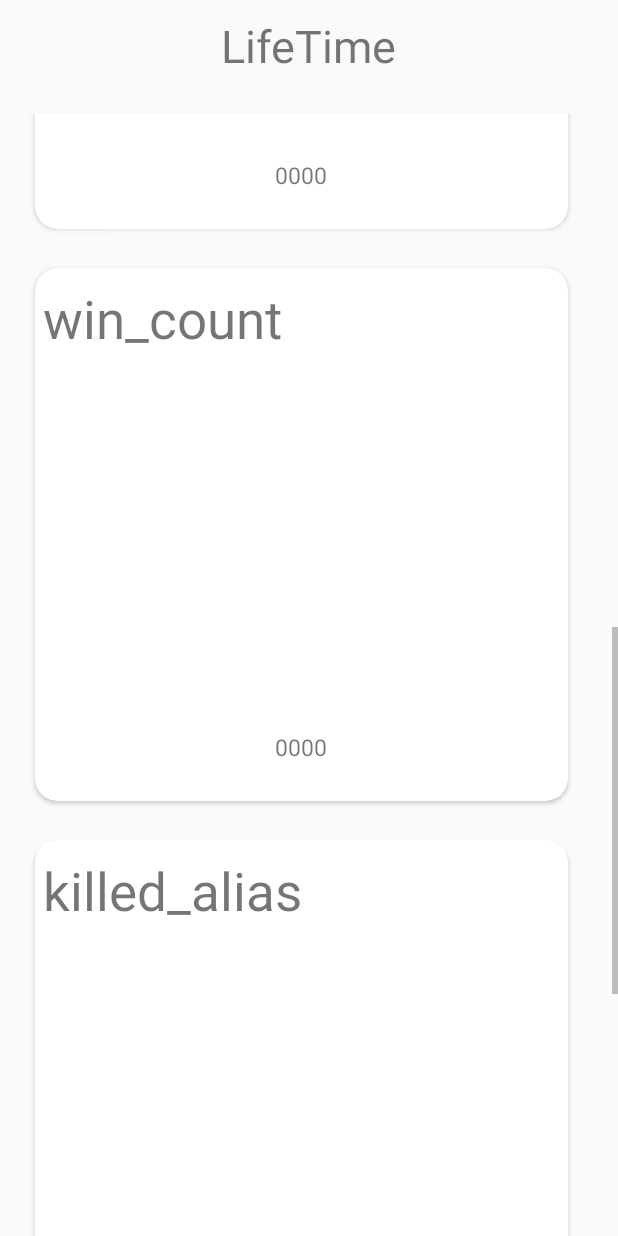
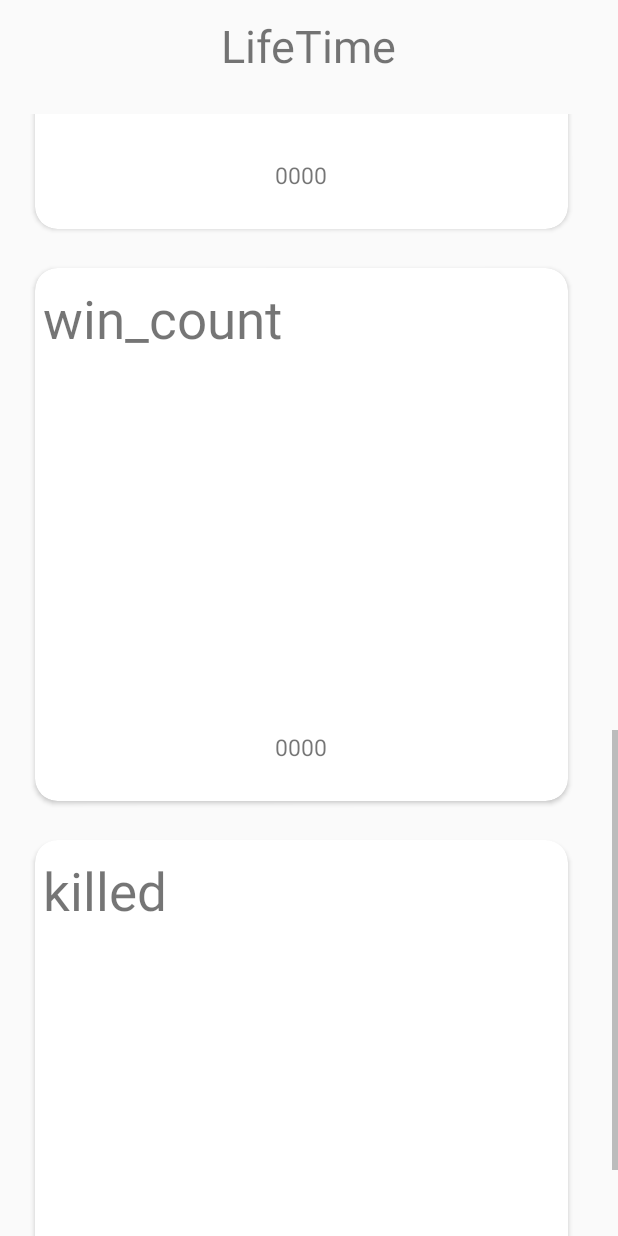
Before and after one commit to onixdragon1/GSM_Project, an Android app: the layout fragment_lifetime.xml on its own in the app's theme, with its tools: preview values and no code run, scrolled down 1046 dp, on a phone screen of 412 x 824 dp. Run offline under Robolectric (Android 15) with nearby library versions, the phone set to English and light mode, and no system bars; network calls fail.

```diff
--- a/app/src/main/res/layout/fragment_lifetime.xml
+++ b/app/src/main/res/layout/fragment_lifetime.xml
@@ -66,30 +66,57 @@
                         android:layout_marginRight="25dp"
                         android:id="@+id/playeridTv"/>
 
+                    <LinearLayout
+                        android:layout_width="wrap_content"
+                        android:layout_height="wrap_content"
+                        android:orientation="vertical"
+                        android:layout_gravity="center|right"
+                        android:layout_marginRight="90dp">
+
                         <TextView
                             android:layout_width="wrap_content"
                             android:layout_height="wrap_content"
-                        android:textSize="20sp"
-                        android:text="most played occupation group ▼"
-                        android:layout_gravity="bottom|center"
-                        android:layout_marginBottom="35dp"/>
+                            android:textSize="25sp"
+                            android:text="most played group ▼"
+                            android:layout_gravity="center"
+                            android:layout_marginBottom="10dp"/>
 
                         <TextView
                             android:layout_width="wrap_content"
                             android:layout_height="wrap_content"
                             android:textSize="20sp"
                             android:text="0000"
-                        android:layout_gravity="bottom|center"
+                            android:layout_gravity="center"
                             android:id="@+id/most_playedTv"
                             android:layout_marginBottom="5dp"/>
+
+                    </LinearLayout>
+
+                    <LinearLayout
+                        android:layout_width="wrap_content"
+                        android:layout_height="wrap_content"
+                        android:orientation="vertical"
+                        android:layout_gravity="center|left"
+                        android:layout_marginLeft="90dp">
 
                         <TextView
                             android:layout_width="wrap_content"
                             android:layout_height="wrap_content"
                             android:textSize="25sp"
-                        android:text="Summarized Information"
+                            android:text="best played group ▼"
                             android:layout_gravity="center"
-                        android:layout_marginBottom="15dp"/>
+                            android:layout_marginBottom="10dp"/>
+
+                        <TextView
+                            android:layout_width="wrap_content"
+                            android:layout_height="wrap_content"
+                            android:textSize="20sp"
+                            android:text="0000"
+                            android:layout_gravity="center"
+                            android:id="@+id/best_playedTv"
+                            android:layout_marginBottom="5dp"/>
+
+                    </LinearLayout>
 
                 </androidx.cardview.widget.CardView>
 
@@ -221,7 +248,7 @@
 
             </TableRow>
 
-            <!-- win_count/spawned_alias Section -->
+            <!-- win_count/spawned Section -->
             <TableRow android:layout_marginBottom="15dp">
 
                 <androidx.cardview.widget.CardView
@@ -268,7 +295,7 @@
                         android:layout_height="wrap_content"
                         android:layout_marginLeft="5dp"
                         android:layout_marginTop="10dp"
-                        android:text="spawned_alias"
+                        android:text="spawned"
                         android:textSize="35sp" />
 
                     <TextView
@@ -284,7 +311,7 @@
 
             </TableRow>
 
-            <!-- killed_alias/killed_hostiles Section -->
+            <!-- killed/damage Section -->
             <TableRow android:layout_marginBottom="15dp">
 
                 <androidx.cardview.widget.CardView
@@ -301,36 +328,7 @@
                         android:layout_width="wrap_content"
                         android:layout_height="wrap_content"
                         android:textSize="35sp"
-                        android:text="killed_alias"
-                        android:layout_marginTop="10dp"
-                        android:layout_marginLeft="5dp"/>
-
-                    <TextView
-                        android:layout_width="wrap_content"
-                        android:layout_height="wrap_content"
-                        android:textSize="15sp"
-                        android:text="0000"
-                        android:layout_gravity="bottom|center"
-                        android:layout_marginBottom="25dp"
-                        android:id="@+id/killedAliasTv"/>
-
-                </androidx.cardview.widget.CardView>
-
-                <androidx.cardview.widget.CardView
-                    android:layout_height="355dp"
-                    android:layout_width="355dp"
-                    app:cardCornerRadius="15dp"
-                    android:elevation="5dp"
-                    android:layout_marginLeft="20dp"
-                    android:layout_marginRight="20dp"
-                    android:layout_marginTop="5dp"
-                    android:layout_marginBottom="5dp">
-
-                    <TextView
-                        android:layout_width="wrap_content"
-                        android:layout_height="wrap_content"
-                        android:textSize="35sp"
-                        android:text="killed_hostiles"
+                        android:text="killed"
                         android:layout_marginTop="10dp"
                         android:layout_marginLeft="5dp"/>
 
@@ -344,11 +342,6 @@
                         android:id="@+id/killedHostilesTv"/>
 
                 </androidx.cardview.widget.CardView>
-
-            </TableRow>
-
-            <!-- damage/heal Section -->
-            <TableRow android:layout_marginBottom="15dp">
 
                 <androidx.cardview.widget.CardView
                     android:layout_height="355dp"
@@ -379,35 +372,6 @@
 
                 </androidx.cardview.widget.CardView>
 
-                <androidx.cardview.widget.CardView
-                    android:layout_height="355dp"
-                    android:layout_width="355dp"
-                    app:cardCornerRadius="15dp"
-                    android:elevation="5dp"
-                    android:layout_marginLeft="20dp"
-                    android:layout_marginRight="20dp"
-                    android:layout_marginTop="5dp"
-                    android:layout_marginBottom="5dp">
-
-                    <TextView
-                        android:layout_width="wrap_content"
-                        android:layout_height="wrap_content"
-                        android:textSize="35sp"
-                        android:text="heal"
-                        android:layout_marginTop="10dp"
-                        android:layout_marginLeft="5dp"/>
-
-                    <TextView
-                        android:layout_width="wrap_content"
-                        android:layout_height="wrap_content"
-                        android:textSize="15sp"
-                        android:text="0000"
-                        android:layout_gravity="bottom|center"
-                        android:layout_marginBottom="25dp"
-                        android:id="@+id/healTv"/>
-
-                </androidx.cardview.widget.CardView>
-
             </TableRow>
 
         </TableLayout>
```
Also changed, not shown: app/src/main/res/layout/fragment_insomnia.xml (+4 -67 lines). Lines whose indentation alone changed are shown as unchanged.
